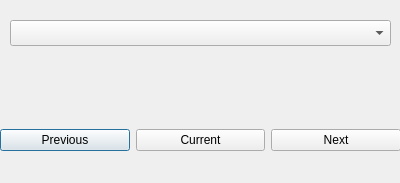
Qt form gjko-plugin/dialogs/Ui_ManualCheck.ui (zanfire/qgis-utils) before a commit.
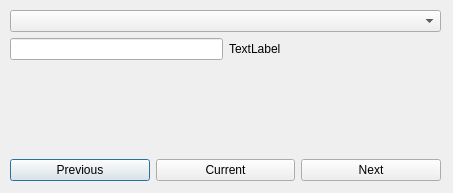
The same form after that commit.

The edit to the form file:
```diff
--- a/gjko-plugin/dialogs/Ui_ManualCheck.ui
+++ b/gjko-plugin/dialogs/Ui_ManualCheck.ui
@@ -6,8 +6,8 @@
    <rect>
     <x>0</x>
     <y>0</y>
-    <width>400</width>
-    <height>183</height>
+    <width>453</width>
+    <height>193</height>
    </rect>
   </property>
   <property name="windowTitle">
@@ -16,12 +16,51 @@
   <widget class="QWidget" name="horizontalLayoutWidget">
    <property name="geometry">
     <rect>
-     <x>0</x>
-     <y>100</y>
-     <width>401</width>
-     <height>80</height>
+     <x>10</x>
+     <y>10</y>
+     <width>431</width>
+     <height>171</height>
     </rect>
    </property>
+   <layout class="QVBoxLayout" name="verticalLayout">
+    <item>
+     <widget class="QComboBox" name="layersCombo"/>
+    </item>
+    <item>
+     <layout class="QHBoxLayout" name="horizontalLayout_2">
+      <item>
+       <widget class="QLineEdit" name="currentIndexText">
+        <property name="sizePolicy">
+         <sizepolicy hsizetype="Preferred" vsizetype="Fixed">
+          <horstretch>0</horstretch>
+          <verstretch>0</verstretch>
+         </sizepolicy>
+        </property>
+       </widget>
+      </item>
+      <item>
+       <widget class="QLabel" name="maxLabel">
+        <property name="text">
+         <string>TextLabel</string>
+        </property>
+       </widget>
+      </item>
+     </layout>
+    </item>
+    <item>
+     <spacer name="verticalSpacer">
+      <property name="orientation">
+       <enum>Qt::Vertical</enum>
+      </property>
+      <property name="sizeHint" stdset="0">
+       <size>
+        <width>20</width>
+        <height>40</height>
+       </size>
+      </property>
+     </spacer>
+    </item>
+    <item>
    <layout class="QHBoxLayout" name="horizontalLayout">
     <item>
      <widget class="QPushButton" name="previousButton">
@@ -39,22 +78,23 @@
     </item>
     <item>
      <widget class="QPushButton" name="nextButton">
+        <property name="sizePolicy">
+         <sizepolicy hsizetype="Minimum" vsizetype="Fixed">
+          <horstretch>0</horstretch>
+          <verstretch>0</verstretch>
+         </sizepolicy>
+        </property>
+        <property name="focusPolicy">
+         <enum>Qt::TabFocus</enum>
+        </property>
       <property name="text">
        <string>Next</string>
       </property>
      </widget>
     </item>
    </layout>
-  </widget>
-  <widget class="QComboBox" name="layersCombo">
-   <property name="geometry">
-    <rect>
-     <x>10</x>
-     <y>20</y>
-     <width>381</width>
-     <height>26</height>
-    </rect>
-   </property>
+    </item>
+   </layout>
   </widget>
  </widget>
  <resources/>
```
Left out of the diff: 2 changed lines with no effect on the pictures. Lines whose indentation alone changed are shown as unchanged.
